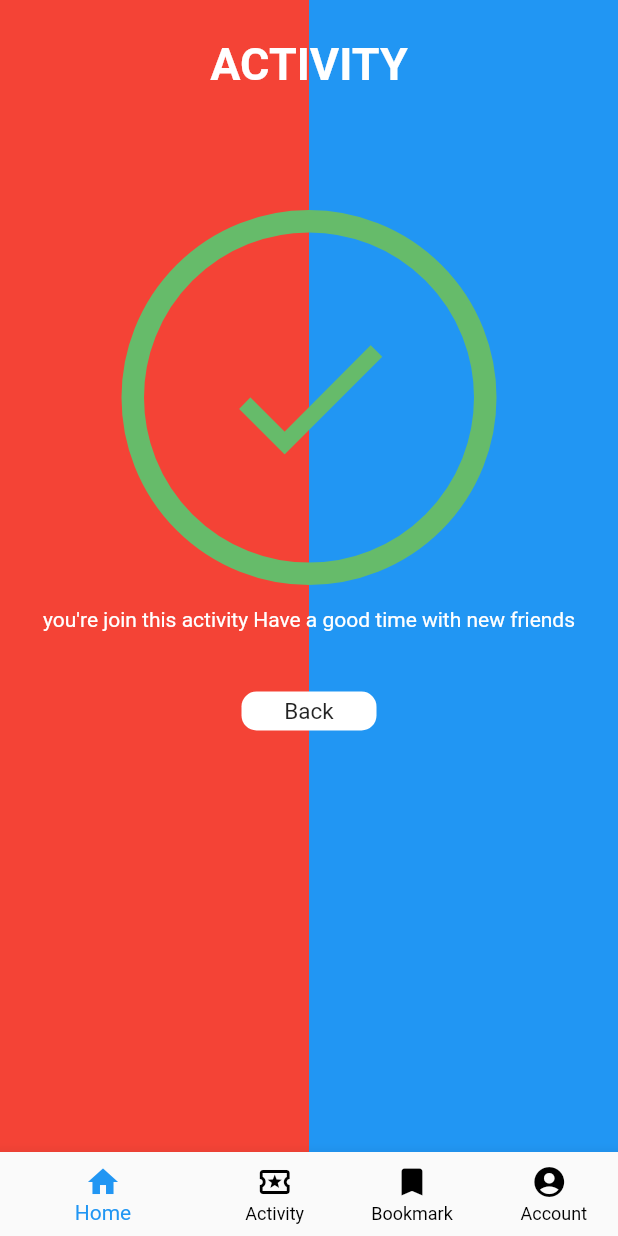
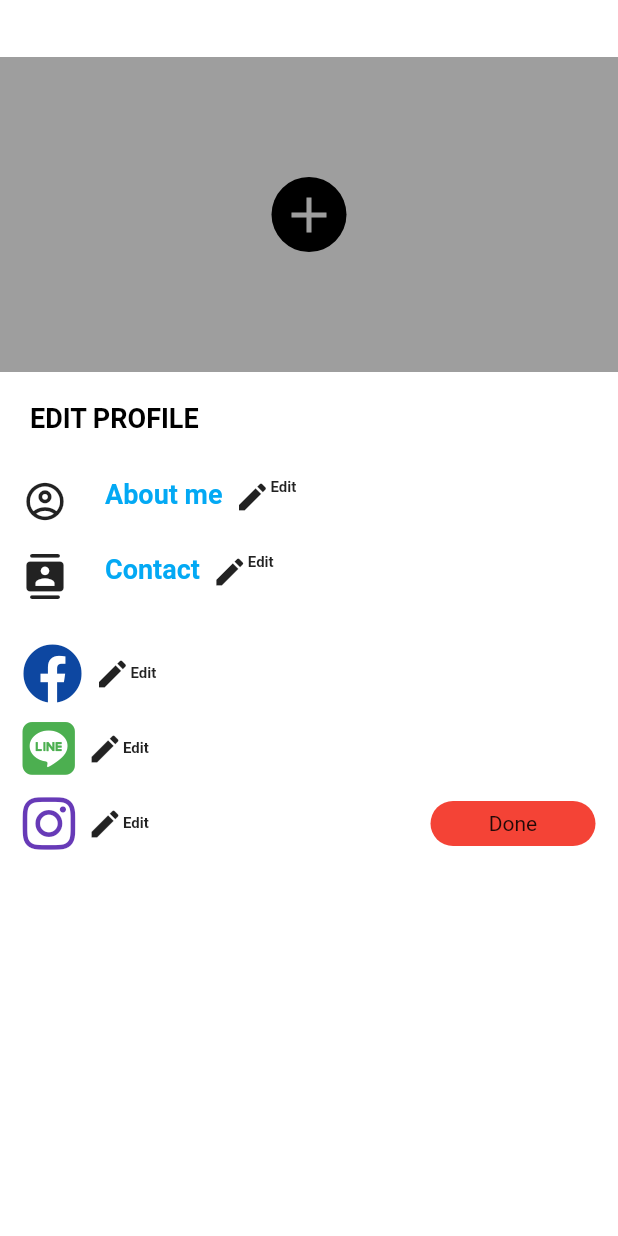
Before and after one commit to AdnanKhan45/GetherClus, a Flutter app: the screen it shows after launch, on a phone screen of 412 x 824 dp. Run offline on Flutter 3.47's test engine with Material 2 defaults, Android fonts, the phone set to English and light mode, and no system bars; our stand-ins replace font_awesome_flutter.

Commit message:
new update

```diff
--- a/lib/main.dart
+++ b/lib/main.dart
@@ -1,7 +1,9 @@
 import 'package:flutter/material.dart';
 import 'package:getherclus/pages/activity_page.dart';
+import 'package:getherclus/pages/edit_profile.dart';
 import 'package:getherclus/pages/home_page.dart';
 import 'package:getherclus/pages/join_activity.dart';
+import 'package:getherclus/pages/profile_page.dart';
 import 'package:getherclus/pages/signup_page.dart';
 
 import 'pages/login_page.dart';
@@ -19,7 +21,7 @@ class MyApp extends StatelessWidget {
       debugShowCheckedModeBanner: false,
       title: "getherclus",
       theme: ThemeData(primarySwatch: Colors.blue),
-      home: JoinActivityPage(),
+      home: EditProfilePage(),
     );
   }
 }
--- /dev/null
+++ b/lib/pages/edit_profile.dart
@@ -0,0 +1,203 @@
+import 'package:flutter/material.dart';
+import 'package:font_awesome_flutter/font_awesome_flutter.dart';
+import 'package:getherclus/widgets/background_builder.dart';
+
+class EditProfilePage extends StatelessWidget {
+  const EditProfilePage({Key key}) : super(key: key);
+
+  @override
+  Widget build(BuildContext context) {
+    return Scaffold(
+      body: BackgroundBuilder(
+        child: Container(
+          color: Colors.white,
+          child: Column(
+            crossAxisAlignment: CrossAxisAlignment.start,
+            children: [
+              SizedBox(
+                height: 38.0,
+              ),
+              Container(
+                  color: Colors.grey,
+                  width: double.infinity,
+                  height: 210,
+                  child: Center(
+                    child: Container(
+                      width: 50,
+                      height: 50,
+                      decoration: BoxDecoration(color: Colors.black, borderRadius: BorderRadius.circular(25.0)),
+                      child: Icon(
+                        Icons.add,
+                        size: 40,
+                        color: Colors.grey,
+                      ),
+                    ),
+                  )),
+              SizedBox(
+                height: 20.0,
+              ),
+              Padding(
+                padding: const EdgeInsets.only(left: 20.0),
+                child: Text(
+                  "EDIT PROFILE",
+                  style: TextStyle(fontWeight: FontWeight.bold, fontSize: 18, color: Colors.black),
+                ),
+              ),
+              SizedBox(
+                height: 30.0,
+              ),
+              Row(
+                crossAxisAlignment: CrossAxisAlignment.start,
+                mainAxisAlignment: MainAxisAlignment.start,
+                children: [
+                  Container(
+                    margin: EdgeInsets.symmetric(horizontal: 15.0),
+                    child: Icon(
+                      Icons.account_circle_outlined,
+                      size: 30.0,
+                    ),
+                  ),
+                  SizedBox(
+                    width: 10.0,
+                  ),
+                  Text(
+                    "About me",
+                    style: TextStyle(fontWeight: FontWeight.bold, fontSize: 18, color: Colors.lightBlue),
+                  ),
+                  SizedBox(
+                    width: 8.0,
+                  ),
+                  Icon(Icons.edit),
+                  Text(
+                    "Edit",
+                    style: TextStyle(fontSize: 10, fontWeight: FontWeight.bold),
+                  )
+                ],
+              ),
+              SizedBox(
+                height: 20.0,
+              ),
+              Row(
+                crossAxisAlignment: CrossAxisAlignment.start,
+                mainAxisAlignment: MainAxisAlignment.start,
+                children: [
+                  Container(
+                    margin: EdgeInsets.symmetric(horizontal: 15.0),
+                    child: Icon(
+                      Icons.contacts_rounded,
+                      size: 30.0,
+                    ),
+                  ),
+                  SizedBox(
+                    width: 10.0,
+                  ),
+                  Text(
+                    "Contact",
+                    style: TextStyle(fontWeight: FontWeight.bold, fontSize: 18, color: Colors.lightBlue),
+                  ),
+                  SizedBox(
+                    width: 8.0,
+                  ),
+                  Icon(Icons.edit),
+                  Text(
+                    "Edit",
+                    style: TextStyle(fontSize: 10, fontWeight: FontWeight.bold),
+                  )
+                ],
+              ),
+              SizedBox(
+                height: 20.0,
+              ),
+              Container(
+                margin: EdgeInsets.symmetric(horizontal: 15.0),
+                child: Column(
+                  mainAxisAlignment: MainAxisAlignment.start,
+                  children: [
+                    SizedBox(
+                      height: 10.0,
+                    ),
+                    Row(
+                      children: [
+                        FaIcon(
+                          FontAwesomeIcons.facebook,
+                          size: 40,
+                          color: Colors.blue[900],
+                        ),
+                        SizedBox(
+                          width: 8.0,
+                        ),
+                        Icon(Icons.edit),
+                        Text(
+                          "Edit",
+                          style: TextStyle(fontSize: 10, fontWeight: FontWeight.bold),
+                        )
+                      ],
+                    ),
+                    SizedBox(
+                      height: 10.0,
+                    ),
+                    Row(
+                      children: [
+                        FaIcon(
+                          FontAwesomeIcons.line,
+                          size: 40,
+                          color: Colors.green,
+                        ),
+                        SizedBox(
+                          width: 8.0,
+                        ),
+                        Icon(Icons.edit),
+                        Text(
+                          "Edit",
+                          style: TextStyle(fontSize: 10, fontWeight: FontWeight.bold),
+                        )
+                      ],
+                    ),
+                    SizedBox(
+                      height: 10.0,
+                    ),
+                    Row(
+                      mainAxisAlignment: MainAxisAlignment.spaceBetween,
+                      children: [
+                        Row(
+                          mainAxisAlignment: MainAxisAlignment.start  ,
+                          children: [
+                            FaIcon(
+                              FontAwesomeIcons.instagram,
+                              size: 40,
+                              color: Colors.deepPurple,
+                            ),
+                            SizedBox(
+                              width: 8.0,
+                            ),
+                            Icon(Icons.edit),
+                            Text(
+                              "Edit",
+                              style: TextStyle(fontSize: 10, fontWeight: FontWeight.bold),
+                            ),
+
+                          ],
+                        ),
+                        Row(children: [
+                          Container(
+                            width: 110,
+                            height: 30,
+                            decoration: BoxDecoration(
+                              color: Colors.red,
+                              borderRadius: BorderRadius.circular(15.0)
+                            ),
+                            child: Center(child: Text("Done"),),
+                          )
+                        ],)
+                      ],
+                    )
+                  ],
+                ),
+              )
+            ],
+          ),
+        ),
+      ),
+    );
+  }
+}
--- a/pubspec.yaml
+++ b/pubspec.yaml
@@ -28,6 +28,7 @@ dependencies:
   # The following adds the Cupertino Icons font to your application.
   # Use with the CupertinoIcons class for iOS style icons.
   cupertino_icons: ^1.0.2
+  font_awesome_flutter: ^9.1.0
 
 dev_dependencies:
   flutter_test:
```
Also changed, not shown: lib/pages/profile_page.dart (added, +116 -0 lines), assets/image_7.png (added), lib/generated/assets.dart, pubspec.lock.
